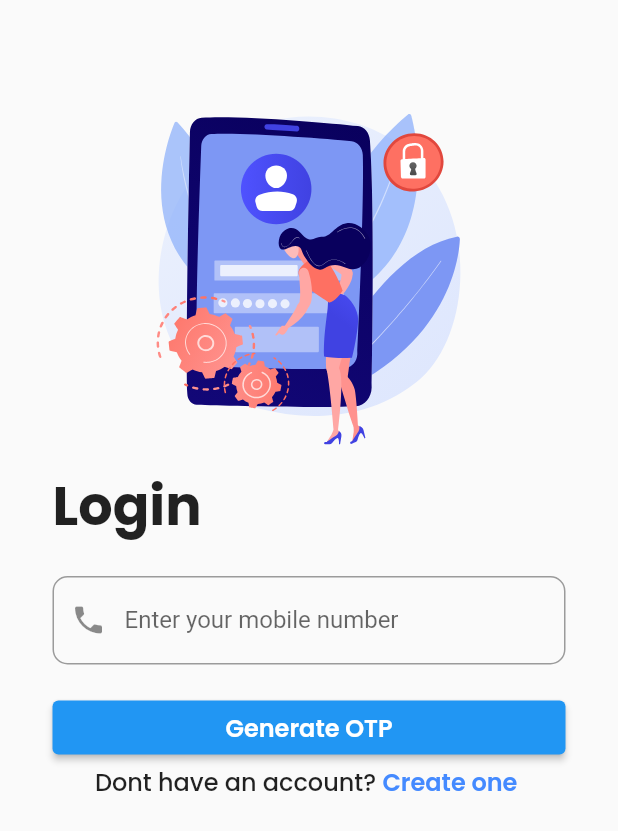
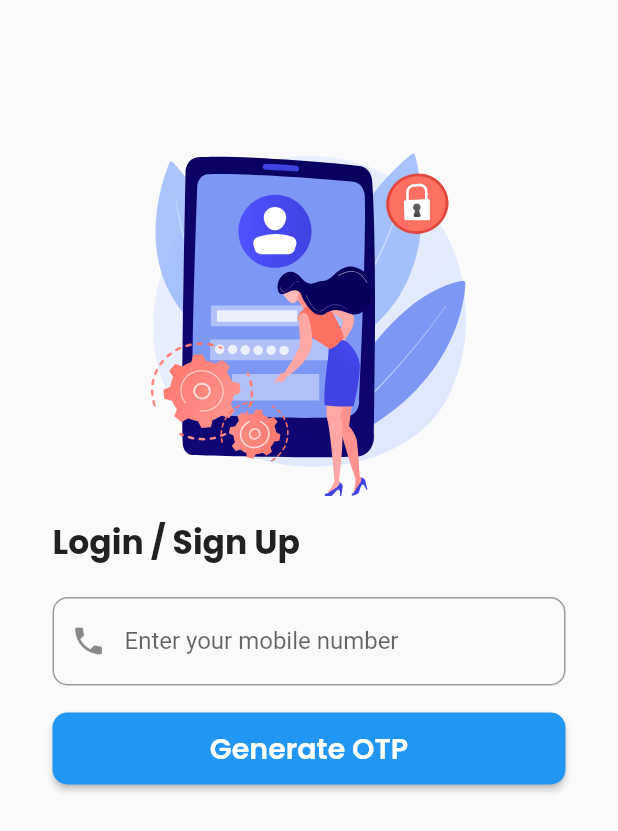
Before and after one commit to Palash2911/T-vis, a Flutter app: the screen it shows after launch, on a phone screen of 412 x 824 dp. Shown: the top 831 px of the screen. Run offline on Flutter 3.47's test engine with Material 2 defaults, Android fonts, the phone set to English and light mode, and no system bars; our stand-ins replace cloud_firestore, curved_navigation_bar, firebase_auth, firebase_core, fluttertoast, google_fonts and 2 more; missing offline and left inert: mobile_scanner; accounts and stored records are empty.

Commit message:
UI Changes

```diff
--- a/lib/Screens/Admin/AdminHomeScreen.dart
+++ b/lib/Screens/Admin/AdminHomeScreen.dart
@@ -25,7 +25,6 @@ class _AdminHomeScreenState extends State<AdminHomeScreen> {
       users.where("UserID", isEqualTo: qrId).snapshots().listen(
             (event) => event.docs.forEach(
               (doc) {
-                print(doc.id);
                 Navigator.of(context).pushReplacement(
                   MaterialPageRoute(
                     builder: (ctx) => SuccessScreen(
--- a/lib/Screens/HistoryScreen.dart
+++ b/lib/Screens/HistoryScreen.dart
@@ -85,7 +85,6 @@ class _HistoryPageState extends State<HistoryPage> {
                         return const Text("Loading..");
                       }
                       List<Trips> trips = snapshot.data as List<Trips>;
-                      print(snapshot.data);
                       if (trips.isEmpty) {
                         return const Padding(
                           padding: EdgeInsets.fromLTRB(0, 100, 0, 0),
--- a/lib/Screens/LoginScreen.dart
+++ b/lib/Screens/LoginScreen.dart
@@ -16,13 +16,12 @@ class LoginScreen extends StatefulWidget {
 }
 
 class _LoginScreenState extends State<LoginScreen> {
-  TextEditingController _phonecontroller = TextEditingController();
-  String get phoneNo => "+91${_phonecontroller.text}";
+  final TextEditingController _phoneController = TextEditingController();
+  String get phoneNo => "+91${_phoneController.text}";
 
   @override
   void initState() {
-    _phonecontroller.text = "";
-    //set the initial value of text field
+    _phoneController.text = "";
     super.initState();
   }
 
@@ -50,23 +49,25 @@ class _LoginScreenState extends State<LoginScreen> {
           child: Container(
             alignment: Alignment.bottomCenter,
             padding:
-                const EdgeInsets.symmetric(horizontal: 35.0, vertical: 20.0),
+                const EdgeInsets.symmetric(horizontal: 35.0, vertical: 45.0),
             child: Column(
               mainAxisAlignment: MainAxisAlignment.end,
               crossAxisAlignment: CrossAxisAlignment.stretch,
               children: [
                 const SizedBox(height: 20),
                 SizedBox(
-                  height: 270.0,
+                  height: 280.0,
                   child: Lottie.asset('assets/animations/login.json'),
                 ),
                 Text(
-                  'Login',
-                  style: kh1TextStyle,
+                  'Login / Sign Up',
+                  style: kh1TextStyle.merge(TextStyle(
+                    fontSize: 22,
+                  )),
                 ),
                 const SizedBox(height: 20),
                 TextField(
-                  controller: _phonecontroller,
+                  controller: _phoneController,
                   decoration: InputDecoration(
                     prefixIcon: const Icon(Icons.phone),
                     labelText: 'Enter your mobile number',
@@ -78,36 +79,18 @@ class _LoginScreenState extends State<LoginScreen> {
                 ),
                 const SizedBox(height: 18),
                 ElevatedButton(
-                  onPressed: () => sendOtp(context),
-                  child: Text(
-                    "Generate OTP",
-                    style: kButtonTextStyle,
+                  style: ElevatedButton.styleFrom(
+                      padding: const EdgeInsets.symmetric(horizontal: 40.0, vertical: 10.0),
+                      shape: RoundedRectangleBorder(
+                          borderRadius: BorderRadius.circular(10.0)
+                      ),
                   ),
-                ),
-                // SizedBox(
-                //   width: double.infinity,
-                //   height: 60.0,
-                //   child: ElevatedButton(
-                //     onPressed: () => sendOtp(context),
-                //     child: const Text('Generate OTP'),
-                //   ),
-                // ),
-                Row(
-                  mainAxisAlignment: MainAxisAlignment.center,
-                  children: [
-                    Text(
-                      "Dont have an account? ",
-                      style: kAccountTextStyle,
+                    onPressed: () => sendOtp(context),
+                    child: Text(
+                      "Generate OTP",
+                      style: kButtonTextStyle,
                     ),
-                    GestureDetector(
-                      child: Text(
-                        "Create one ",
-                        style: ktitleTextStyle.copyWith(color: kPrimaryColor),
-                      ),
-                      onTap: () {},
-                    ),
-                  ],
-                ),
+                  ),
               ],
             ),
           ),
--- a/lib/constants.dart
+++ b/lib/constants.dart
@@ -33,7 +33,7 @@ TextStyle kAccountTextStyle =
 TextStyle ktitleTextStyle =
     GoogleFonts.poppins(fontSize: 16.0, fontWeight: FontWeight.w600);
 TextStyle kButtonTextStyle =
-    GoogleFonts.poppins(fontSize: 16.0, fontWeight: FontWeight.w600);
+    GoogleFonts.poppins(fontSize: 19.0, fontWeight: FontWeight.w600);
 
 //TextStyles -- Profile Page
 TextStyle kprofileDescriptionText = GoogleFonts.poppins(
--- a/lib/main.dart
+++ b/lib/main.dart
@@ -2,7 +2,6 @@ import 'package:firebase_auth/firebase_auth.dart';
 import 'package:firebase_core/firebase_core.dart';
 import 'package:flutter/material.dart';
 import 'package:tvis/Screens/LoginScreen.dart';
-import 'package:tvis/Screens/WelcomeScreen.dart';
 import 'package:tvis/Widgets/bottomNavBar.dart';
 import 'Services/firebaseAuth.dart';
 
@@ -16,15 +15,10 @@ class Tvis extends StatelessWidget {
   @override
   Widget build(BuildContext context) {
     return MaterialApp(
-        debugShowCheckedModeBanner: false,
-        home: FirebaseAuth.instance.currentUser?.uid == null
-            ? LoginScreen(
-                auth: Auth(),
-              )
-            : bottomNavBar()
-        // home: RegisterScreen(),
-        // home: LoginScreen(),
-        // home: WelcomeScreen(),
-        );
+      debugShowCheckedModeBanner: false,
+      home: FirebaseAuth.instance.currentUser?.uid == null
+          ? LoginScreen(auth: Auth())
+          : bottomNavBar(),
+    );
   }
 }
```
Also changed, not shown: lib/Screens/OtpScreen.dart (+12 -9 lines).
